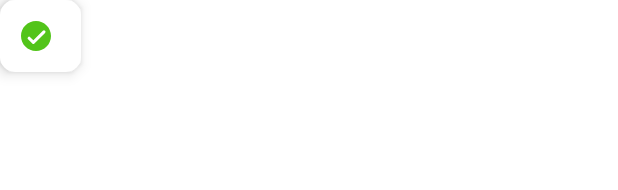
After one commit to Nonoas/xbh_ledger, an Android app: the layout coverabletoast.xml on its own in the app's theme, with its tools: preview values and no code run, on a phone screen of 412 x 824 dp. The commit adds this screen. Shown: the top 190 px of the screen. Run offline under Robolectric (Android 15) with nearby library versions, the light colour scheme and no system bars.

```diff
--- a/app/src/main/java/indi/nonoas/xbh/http/UICallback.java
+++ b/app/src/main/java/indi/nonoas/xbh/http/UICallback.java
@@ -20,7 +20,7 @@ public abstract class UICallback implements Callback {
 
     private final Handler handler;
 
-    public UICallback(Handler handler) {
+    public UICallback(@NonNull Handler handler) {
         this.handler = handler;
     }
 
--- a/app/src/main/java/indi/nonoas/xbh/utils/SystemUtil.java
+++ b/app/src/main/java/indi/nonoas/xbh/utils/SystemUtil.java
@@ -8,7 +8,6 @@ import android.view.WindowManager;
 
 import androidx.core.view.WindowInsetsControllerCompat;
 
-import indi.nonoas.xbh.R;
 import indi.nonoas.xbh.common.ColorTemplate;
 
 /**
--- /dev/null
+++ b/app/src/main/java/indi/nonoas/xbh/view/toast/ToastType.java
@@ -0,0 +1,5 @@
+package indi.nonoas.xbh.view.toast;
+
+public enum ToastType {
+    SUCCESS, FAIL
+}
--- /dev/null
+++ b/app/src/main/res/drawable/ic_failure.xml
@@ -0,0 +1,5 @@
+<vector android:autoMirrored="true" android:height="24dp"
+    android:viewportHeight="1024" android:viewportWidth="1024"
+    android:width="24dp" xmlns:android="http://schemas.android.com/apk/res/android">
+    <path android:fillColor="#E84335" android:pathData="M549.04,512l166.19,-166.25a26.38,26.38 0,0 0,0 -36.98,26.38 26.38,0 0,0 -37.04,0L512,475.02l-166.25,-166.25a26.38,26.38 0,0 0,-36.98 0,26.38 26.38,0 0,0 0,37.04L475.02,512l-166.25,166.25a26.38,26.38 0,0 0,0 36.98,26.38 26.38,0 0,0 37.04,0L512,548.98l166.25,166.25a26.38,26.38 0,0 0,36.98 0,26.38 26.38,0 0,0 0,-37.04L548.98,512zM512,1024a512,512 0,1 1,0 -1024,512 512,0 0,1 0,1024z"/>
+</vector>
--- /dev/null
+++ b/app/src/main/res/drawable/ic_success.xml
@@ -0,0 +1,5 @@
+<vector android:autoMirrored="true" android:height="24dp"
+    android:viewportHeight="1024" android:viewportWidth="1024"
+    android:width="24dp" xmlns:android="http://schemas.android.com/apk/res/android">
+    <path android:fillColor="#52C41A" android:pathData="M512,85.33c235.65,0 426.67,191.02 426.67,426.67s-191.02,426.67 -426.67,426.67S85.33,747.65 85.33,512 276.35,85.33 512,85.33zM437.03,635.73L346.45,545.15a42.67,42.67 0,1 0,-60.33 60.33l120.7,120.7a42.67,42.67 0,0 0,60.33 0l301.65,-301.7a42.67,42.67 0,1 0,-60.29 -60.33l-271.53,271.49z"/>
+</vector>
--- /dev/null
+++ b/app/src/main/res/layout/coverabletoast.xml
@@ -0,0 +1,22 @@
+<?xml version="1.0" encoding="utf-8"?>
+<LinearLayout xmlns:android="http://schemas.android.com/apk/res/android"
+    android:layout_width="wrap_content"
+    android:layout_height="wrap_content"
+    android:elevation="@dimen/padding_m"
+    android:padding="@dimen/padding_l"
+    android:background="@drawable/bg_corner"
+    android:orientation="horizontal">
+
+    <ImageView
+        android:id="@+id/toast_icon"
+        android:layout_width="wrap_content"
+        android:layout_height="wrap_content"
+        android:layout_marginEnd="@dimen/padding_m"
+        android:src="@drawable/ic_success" />
+
+    <TextView
+        android:id="@+id/toast_text"
+        android:layout_width="wrap_content"
+        android:layout_height="wrap_content"
+        android:layout_gravity="center" />
+</LinearLayout>
```
Also changed, not shown: app/src/main/java/indi/nonoas/xbh/MainActivity.java (+13 -1 lines), app/src/main/java/indi/nonoas/xbh/activity/LoginActivity.java (+4 -5 lines), app/src/main/java/indi/nonoas/xbh/activity/RegistryActivity.java (+8 -11 lines), app/src/main/java/indi/nonoas/xbh/fragment/ui/acclist/AccListFragment.java (+11 -7 lines), app/src/main/java/indi/nonoas/xbh/fragment/ui/stats/StatsFragment.java (+23 -11 lines), app/src/main/java/indi/nonoas/xbh/fragment/ui/stats/StatsViewModel.java (+18 -6 lines), app/src/main/java/indi/nonoas/xbh/http/AccBalanceApi.java (+29 -0 lines), app/src/main/java/indi/nonoas/xbh/http/BaseApi.java (+12 -9 lines), app/src/main/java/indi/nonoas/xbh/http/LoginInfoApi.java (+5 -5 lines), app/src/main/java/indi/nonoas/xbh/utils/HttpUtil.java (added, +19 -0 lines), app/src/main/java/indi/nonoas/xbh/view/CoverableToast.java (deleted, +0 -35 lines), app/src/main/java/indi/nonoas/xbh/view/toast/CoverableToast.java (added, +72 -0 lines).
